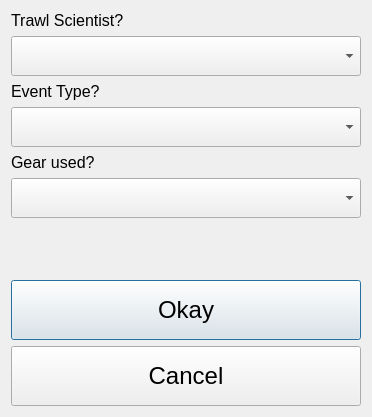
Old version of the form ui/FEATEventParams.ui in the repository aliciabillings-noaa/CLAMS.
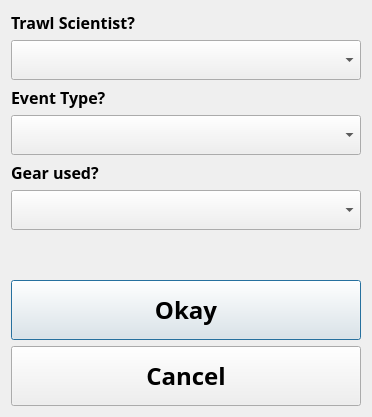
New version of the form. Icons and pictures are not drawn.

Commit message: set fonts to Arial Black

What changed in the file:
```diff
--- a/ui/FEATEventParams.ui
+++ b/ui/FEATEventParams.ui
@@ -24,7 +24,10 @@
       <widget class="QLabel" name="label_3">
        <property name="font">
         <font>
+         <family>Arial Black</family>
          <pointsize>12</pointsize>
+         <weight>75</weight>
+         <bold>true</bold>
         </font>
        </property>
        <property name="text">
@@ -54,7 +57,10 @@
        </property>
        <property name="font">
         <font>
+         <family>Arial Black</family>
          <pointsize>12</pointsize>
+         <weight>75</weight>
+         <bold>true</bold>
         </font>
        </property>
       </widget>
@@ -63,7 +69,10 @@
       <widget class="QLabel" name="label_2">
        <property name="font">
         <font>
+         <family>Arial Black</family>
          <pointsize>12</pointsize>
+         <weight>75</weight>
+         <bold>true</bold>
         </font>
        </property>
        <property name="text">
@@ -93,7 +102,10 @@
        </property>
        <property name="font">
         <font>
+         <family>Arial Black</family>
          <pointsize>12</pointsize>
+         <weight>75</weight>
+         <bold>true</bold>
         </font>
        </property>
       </widget>
@@ -102,7 +114,10 @@
       <widget class="QLabel" name="label">
        <property name="font">
         <font>
+         <family>Arial Black</family>
          <pointsize>12</pointsize>
+         <weight>75</weight>
+         <bold>true</bold>
         </font>
        </property>
        <property name="text">
@@ -132,13 +147,23 @@
        </property>
        <property name="font">
         <font>
+         <family>Arial Black</family>
          <pointsize>12</pointsize>
+         <weight>75</weight>
+         <bold>true</bold>
         </font>
        </property>
       </widget>
      </item>
      <item>
       <spacer name="verticalSpacer">
+       <property name="font">
+        <font>
+         <family>Arial Black</family>
+         <weight>75</weight>
+         <bold>true</bold>
+        </font>
+       </property>
        <property name="orientation">
         <enum>Qt::Vertical</enum>
        </property>
@@ -172,7 +197,10 @@
        </property>
        <property name="font">
         <font>
+         <family>Arial Black</family>
          <pointsize>18</pointsize>
+         <weight>75</weight>
+         <bold>true</bold>
         </font>
        </property>
        <property name="text">
@@ -202,7 +230,10 @@
        </property>
        <property name="font">
         <font>
+         <family>Arial Black</family>
          <pointsize>18</pointsize>
+         <weight>75</weight>
+         <bold>true</bold>
         </font>
        </property>
        <property name="text">
```
The commit also changes 42 other files.
